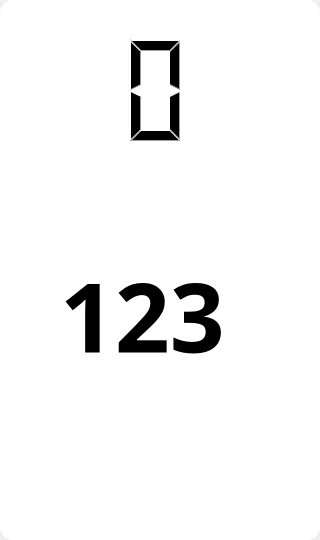
baowj-678/Cpp, file EyeProtect/SuspendWindow.ui: the form before one commit.
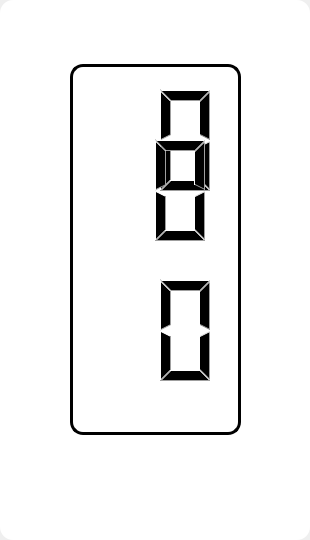
The form after the commit.

Diff of the .ui file:
```diff
--- a/EyeProtect/SuspendWindow.ui
+++ b/EyeProtect/SuspendWindow.ui
@@ -6,7 +6,7 @@
    <rect>
     <x>0</x>
     <y>0</y>
-    <width>320</width>
+    <width>310</width>
     <height>540</height>
    </rect>
   </property>
@@ -32,14 +32,14 @@
     <rect>
      <x>0</x>
      <y>0</y>
-     <width>320</width>
+     <width>310</width>
      <height>540</height>
     </rect>
    </property>
    <property name="styleSheet">
     <string notr="true">QFrame
 {
-    background-color:#ffffff;
+	background-color:rgba(255,255,255,255);
     border:none;
     border-radius:13px;
 }</string>
@@ -50,55 +50,137 @@
    <property name="frameShadow">
     <enum>QFrame::Raised</enum>
    </property>
-   <widget class="QLabel" name="label">
+   <widget class="QLCDNumber" name="lcdMinute">
     <property name="geometry">
      <rect>
-      <x>60</x>
-      <y>230</y>
-      <width>201</width>
-      <height>171</height>
+      <x>30</x>
+      <y>80</y>
+      <width>251</width>
+      <height>121</height>
+     </rect>
+    </property>
+    <property name="layoutDirection">
+     <enum>Qt::LeftToRight</enum>
+    </property>
+    <property name="styleSheet">
+     <string notr="true">QLCDNumber{background:transparent}</string>
+    </property>
+    <property name="frameShape">
+     <enum>QFrame::Box</enum>
+    </property>
+    <property name="lineWidth">
+     <number>4</number>
+    </property>
+    <property name="midLineWidth">
+     <number>0</number>
+    </property>
+    <property name="digitCount">
+     <number>2</number>
+    </property>
+    <property name="value" stdset="0">
+     <double>0.000000000000000</double>
+    </property>
+   </widget>
+   <widget class="QLCDNumber" name="lcdSecond">
+    <property name="geometry">
+     <rect>
+      <x>30</x>
+      <y>270</y>
+      <width>251</width>
+      <height>121</height>
+     </rect>
+    </property>
+    <property name="layoutDirection">
+     <enum>Qt::LeftToRight</enum>
+    </property>
+    <property name="styleSheet">
+     <string notr="true">QLCDNumber{background:transparent}</string>
+    </property>
+    <property name="frameShape">
+     <enum>QFrame::Box</enum>
+    </property>
+    <property name="lineWidth">
+     <number>0</number>
+    </property>
+    <property name="midLineWidth">
+     <number>-1</number>
+    </property>
+    <property name="digitCount">
+     <number>2</number>
+    </property>
+    <property name="value" stdset="0">
+     <double>0.000000000000000</double>
+    </property>
+   </widget>
+   <widget class="QLCDNumber" name="lcdDivide">
+    <property name="geometry">
+     <rect>
+      <x>25</x>
+      <y>130</y>
+      <width>251</width>
+      <height>121</height>
      </rect>
     </property>
     <property name="font">
      <font>
-      <family>Microsoft JhengHei</family>
+      <family>Arial</family>
       <pointsize>72</pointsize>
       <weight>75</weight>
       <bold>true</bold>
+      <kerning>true</kerning>
      </font>
     </property>
+    <property name="layoutDirection">
+     <enum>Qt::LeftToRight</enum>
+    </property>
+    <property name="styleSheet">
+     <string notr="true">QLCDNumber{background:transparent;}</string>
+    </property>
+    <property name="frameShape">
+     <enum>QFrame::Box</enum>
+    </property>
+    <property name="lineWidth">
+     <number>0</number>
+    </property>
+    <property name="midLineWidth">
+     <number>-2</number>
+    </property>
+    <property name="digitCount">
+     <number>2</number>
+    </property>
+    <property name="value" stdset="0">
+     <double>0.000000000000000</double>
+    </property>
+    <property name="intValue" stdset="0">
+     <number>0</number>
+    </property>
+   </widget>
+   <widget class="QLabel" name="label">
+    <property name="geometry">
+     <rect>
+      <x>70</x>
+      <y>64</y>
+      <width>171</width>
+      <height>371</height>
+     </rect>
+    </property>
+    <property name="styleSheet">
+     <string notr="true">QLabel{
+border:3px solid rgb(0, 0, 0);
+background:transparent;
+}</string>
+    </property>
+    <property name="lineWidth">
+     <number>0</number>
+    </property>
     <property name="text">
-     <string>123</string>
+     <string/>
     </property>
    </widget>
-   <widget class="QLCDNumber" name="lcdNumber">
-    <property name="geometry">
-     <rect>
-      <x>30</x>
-      <y>30</y>
-      <width>191</width>
-      <height>121</height>
-     </rect>
-    </property>
-    <property name="layoutDirection">
-     <enum>Qt::LeftToRight</enum>
-    </property>
-    <property name="frameShape">
-     <enum>QFrame::Box</enum>
-    </property>
-    <property name="lineWidth">
-     <number>0</number>
-    </property>
-    <property name="midLineWidth">
-     <number>-1</number>
-    </property>
-    <property name="digitCount">
-     <number>2</number>
-    </property>
-    <property name="value" stdset="0">
-     <double>0.000000000000000</double>
-    </property>
-   </widget>
+   <zorder>label</zorder>
+   <zorder>lcdMinute</zorder>
+   <zorder>lcdSecond</zorder>
+   <zorder>lcdDivide</zorder>
   </widget>
  </widget>
  <layoutdefault spacing="6" margin="11"/>
```
